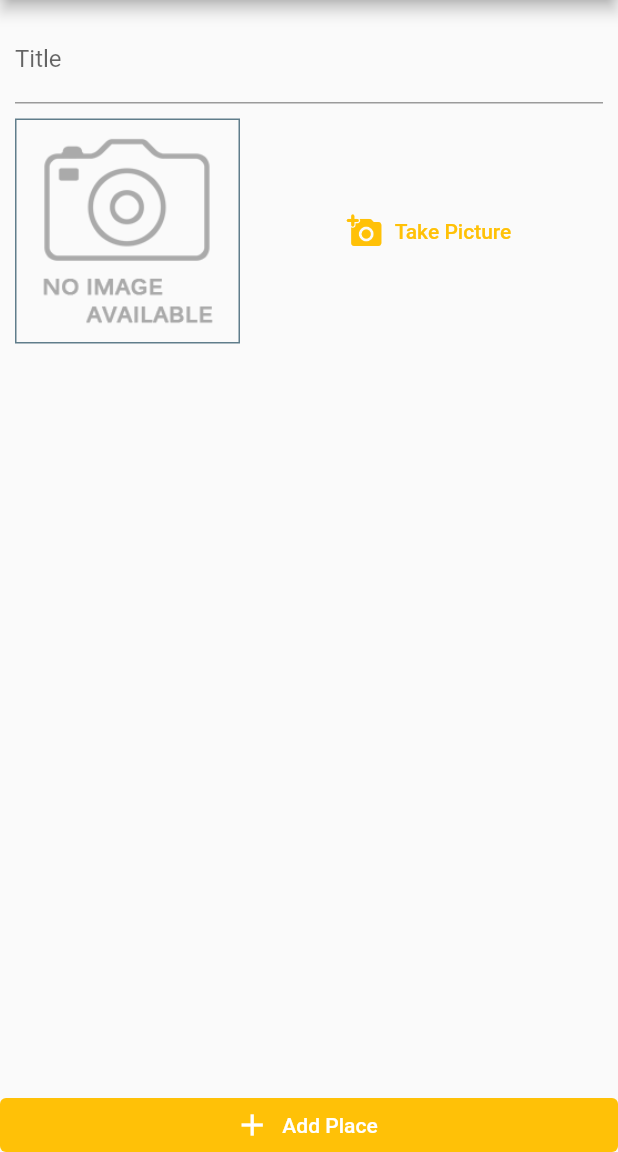
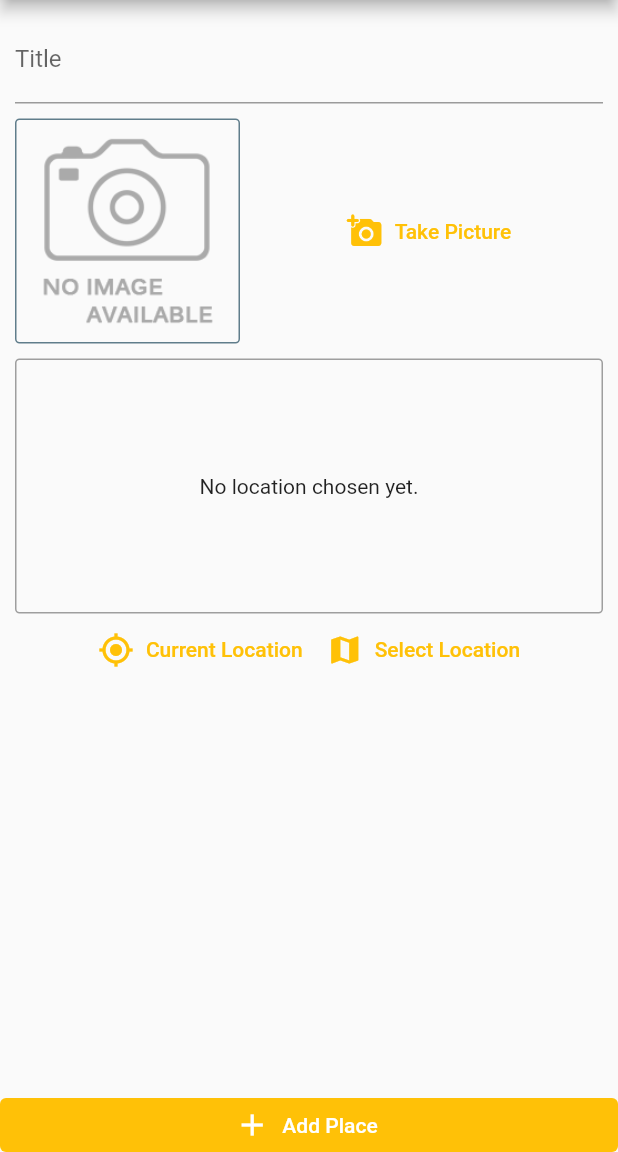
Before and after one commit to berenerchamion/pixel, a Flutter app: the AddPlaceScreen screen opened by its route, on a phone screen of 412 x 824 dp, the part 84-1236 px from its top. Run offline on Flutter 3.47's test engine with Material 2 defaults, Android fonts, the phone set to English and light mode, and no system bars; our stand-ins replace cross_file, image_picker, location, sqflite; accounts and stored records are empty.

Commit message:
adding location services

```diff
--- /dev/null
+++ b/lib/helpers/location_helper.dart
@@ -0,0 +1,10 @@
+const GOOGLE_API_KEY = '';
+
+class LocationHelper {
+  static String generatePixelPlacePreview({
+    required double latitude,
+    required double longitude,
+  }) {
+    return 'https://maps.googleapis.com/maps/api/staticmap?center=&$latitude&$longitude&zoom=13&size=600x300&maptype=roadmap&markers=color:red%7Clabel:C%7C$latitude,$longitude&key=$GOOGLE_API_KEY';
+  }
+}
--- a/lib/screens/add_place_screen.dart
+++ b/lib/screens/add_place_screen.dart
@@ -4,6 +4,7 @@ import 'package:cross_file/cross_file.dart';
 
 import '../widgets/image_input.dart';
 import '../providers/pixel_places_provider.dart';
+import '../widgets/location_input.dart';
 
 class AddPlaceScreen extends StatefulWidget {
   const AddPlaceScreen({Key? key}) : super(key: key);
@@ -64,6 +65,10 @@ class _AddPlaceScreenState extends State<AddPlaceScreen> {
                     Container(
                       child: ImageInput(_selectImage),
                     ),
+                    SizedBox(
+                      height: 10.0,
+                    ),
+                    LocationInput(),
                   ],
                 ), //Column
               ),
--- a/lib/widgets/image_input.dart
+++ b/lib/widgets/image_input.dart
@@ -49,6 +49,7 @@ class _ImageInputState extends State<ImageInput> {
               width: 1,
               color: Theme.of(context).accentColor,
             ),
+            borderRadius: BorderRadius.circular(3.0),
           ),
           alignment: Alignment.center,
           child: Image(
--- /dev/null
+++ b/lib/widgets/location_input.dart
@@ -0,0 +1,80 @@
+import 'package:flutter/material.dart';
+import 'package:location/location.dart';
+import '../helpers/location_helper.dart';
+
+class LocationInput extends StatefulWidget {
+  const LocationInput({Key? key}) : super(key: key);
+
+  @override
+  _LocationInputState createState() => _LocationInputState();
+}
+
+class _LocationInputState extends State<LocationInput> {
+  String _previewImageUrl = '';
+
+  Future<void> _getPixelLocation() async {
+    final locationData = await Location().getLocation();
+    final staticPixelPlaceMapUrl = LocationHelper.generatePixelPlacePreview(
+      latitude: locationData.latitude!,
+      longitude: locationData.longitude!,
+    );
+    setState(() {
+      _previewImageUrl = staticPixelPlaceMapUrl;
+    });
+  }
+
+  @override
+  Widget build(BuildContext context) {
+    return Column(
+      children: <Widget>[
+        Container(
+          height: 170,
+          width: double.infinity,
+          alignment: Alignment.center,
+          decoration: BoxDecoration(
+            border: Border.all(
+              width: 1,
+              color: Colors.grey,
+            ),
+            borderRadius: BorderRadius.circular(3.0),
+          ),
+          child: _previewImageUrl.isEmpty
+              ? Text(
+                  'No location chosen yet.',
+                  textAlign: TextAlign.center,
+                )
+              : Image.network(
+                  _previewImageUrl,
+                  fit: BoxFit.cover,
+                  width: double.infinity,
+                ),
+        ),
+        Row(
+          mainAxisAlignment: MainAxisAlignment.center,
+          children: <Widget>[
+            TextButton.icon(
+              icon: Icon(
+                Icons.my_location,
+              ),
+              label: Text('Current Location'),
+              style: TextButton.styleFrom(
+                primary: Theme.of(context).primaryColor,
+              ),
+              onPressed: _getPixelLocation,
+            ),
+            TextButton.icon(
+              icon: Icon(
+                Icons.map,
+              ),
+              label: Text('Select Location'),
+              style: TextButton.styleFrom(
+                primary: Theme.of(context).primaryColor,
+              ),
+              onPressed: () {},
+            ),
+          ],
+        ),
+      ],
+    );
+  }
+}
--- a/pubspec.yaml
+++ b/pubspec.yaml
@@ -32,6 +32,7 @@ dependencies:
   path: ^1.8.0
   cross_file: ^0.3.1+4
   sqflite: ^2.0.0+3
+  location: ^4.3.0
 
   # The following adds the Cupertino Icons font to your application.
   # Use with the CupertinoIcons class for iOS style icons.
```
Also changed, not shown: pubspec.lock, 2 other files.
